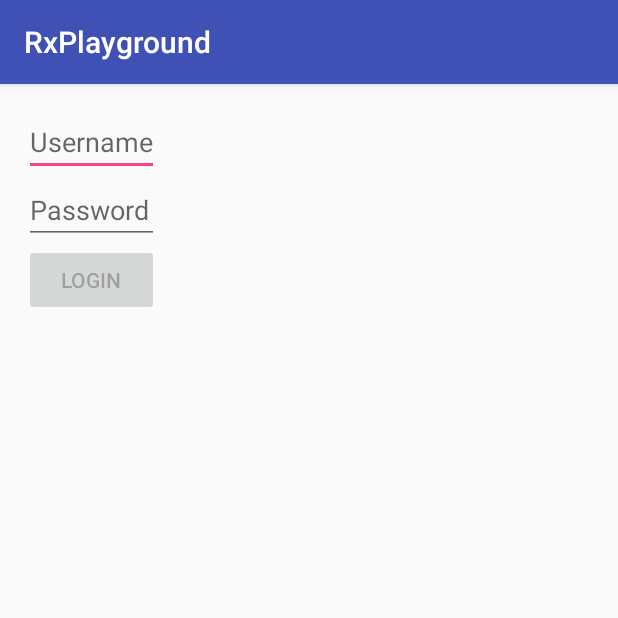
After one commit to vincekennedy/ActivityPresenter, an Android app: the LoginActivity screen opened directly, with no data from a screen before it, on a phone screen of 412 x 824 dp, the top half of it. The commit adds this screen. Run offline under Robolectric (Android 15) with nearby library versions, the phone set to English and light mode, and no system bars; our stand-ins replace ButterKnife; libraries missing offline, so code that uses them is left out: com.jakewharton.rxbinding; 1 statement that could not run was skipped.

Commit message:
Adding some MVP examples.

```diff
--- /dev/null
+++ b/app/src/main/java/com/mlb/rxplayground/traditional/LoginActivity.java
@@ -0,0 +1,69 @@
+package com.mlb.rxplayground.traditional;
+
+import android.os.Bundle;
+import android.support.v7.app.AppCompatActivity;
+import android.widget.Button;
+import android.widget.EditText;
+
+import com.jakewharton.rxbinding.widget.RxTextView;
+import com.jakewharton.rxbinding.widget.TextViewAfterTextChangeEvent;
+import com.mlb.rxplayground.MainActivity;
+import com.mlb.rxplayground.R;
+
+import butterknife.BindView;
+import butterknife.ButterKnife;
+import butterknife.OnClick;
+import rx.Observable;
+
+public class LoginActivity extends AppCompatActivity implements LoginView {
+
+    //Pretend this is dagger
+    LoginPresenter presenter = new LoginPresenter();
+
+    @BindView(R.id.edit_password)
+    EditText password;
+
+    @BindView(R.id.edit_username)
+    EditText username;
+
+    @BindView(R.id.btn_login)
+    Button login;
+
+    @Override
+    protected void onCreate(Bundle savedInstanceState) {
+        super.onCreate(savedInstanceState);
+        setContentView(R.layout.activity_login);
+        ButterKnife.bind(this);
+    }
+
+    @Override
+    protected void onStart() {
+        super.onStart();
+        presenter.startPresenting();
+    }
+
+    public Observable<String> password() {
+        return RxTextView.afterTextChangeEvents(password)
+                .map(TextViewAfterTextChangeEvent::toString);
+
+    }
+
+    public Observable<String> username() {
+        return RxTextView.afterTextChangeEvents(username)
+                .map(TextViewAfterTextChangeEvent::toString);
+    }
+
+    @OnClick(R.id.btn_login)
+    public void loginClick(){
+       presenter.onLoginClick();
+    }
+
+    @Override
+    public void loginSuccessful() {
+       startActivity(MainActivity.intent(this));
+    }
+
+    public void enableLogin(boolean enableLogin) {
+        this.login.setEnabled(enableLogin);
+    }
+}
--- /dev/null
+++ b/app/src/main/java/com/mlb/rxplayground/traditional/LoginPresenter.java
@@ -0,0 +1,48 @@
+package com.mlb.rxplayground.traditional;
+
+
+import android.support.annotation.NonNull;
+
+import rx.Observable;
+
+public class LoginPresenter {
+
+    LoginView loginView;
+
+    public void initializePresenter(LoginView loginView){
+        this.loginView = loginView;
+    }
+
+    public void startPresenting() {
+        connectLoginView();
+    }
+
+    void connectLoginView() {
+        getValidCredentialsStream()
+                .distinctUntilChanged()
+                .subscribe(validCredentials -> {
+                    loginView.enableLogin(validCredentials);
+                });
+    }
+
+    @NonNull
+    Observable<Boolean> getValidCredentialsStream() {
+        return Observable.combineLatest(
+                loginView.username().map(this::validUserName),
+                loginView.password().map(this::validPassword),
+                (validEmail, validPassword) -> validEmail && validPassword
+        );
+    }
+
+    boolean validPassword(String password) {
+        return password != null && password.length() > 4;
+    }
+
+    boolean validUserName(String userName) {
+        return userName != null && userName.length() > 5 && userName.contains("@");
+    }
+
+    public void onLoginClick() {
+        loginView.loginSuccessful();
+    }
+}
--- /dev/null
+++ b/app/src/main/java/com/mlb/rxplayground/traditional/LoginView.java
@@ -0,0 +1,17 @@
+package com.mlb.rxplayground.traditional;
+
+import rx.Observable;
+
+/**
+ * Created by vincekennedy on 2/24/17.
+ */
+
+public interface LoginView {
+    void enableLogin(boolean enableLogin);
+
+    Observable<String> username();
+
+    Observable<String> password();
+
+    void loginSuccessful();
+}
--- a/app/src/main/res/layout/activity_login.xml
+++ b/app/src/main/res/layout/activity_login.xml
@@ -8,10 +8,10 @@
     android:paddingLeft="@dimen/activity_horizontal_margin"
     android:paddingRight="@dimen/activity_horizontal_margin"
     android:paddingTop="@dimen/activity_vertical_margin"
-    tools:context="com.mlb.rxplayground.LoginPresenter">
+    tools:context="com.mlb.rxplayground.alt.AltLoginActivity">
 
-    <com.mlb.rxplayground.LoginView
-        android:id="@+id/view_logi"
+    <com.mlb.rxplayground.alt.LoginView
+        android:id="@+id/view_login"
         android:layout_width="wrap_content"
         android:layout_height="wrap_content"/>
 
--- /dev/null
+++ b/app/src/main/res/values-v21/styles.xml
@@ -0,0 +1,9 @@
+<resources>
+
+    <style name="AppTheme.NoActionBar">
+        <item name="windowActionBar">false</item>
+        <item name="windowNoTitle">true</item>
+        <item name="android:windowDrawsSystemBarBackgrounds">true</item>
+        <item name="android:statusBarColor">@android:color/transparent</item>
+    </style>
+</resources>
--- a/app/src/main/res/values/dimens.xml
+++ b/app/src/main/res/values/dimens.xml
@@ -2,4 +2,5 @@
     <!-- Default screen margins, per the Android Design guidelines. -->
     <dimen name="activity_horizontal_margin">16dp</dimen>
     <dimen name="activity_vertical_margin">16dp</dimen>
+    <dimen name="fab_margin">16dp</dimen>
 </resources>
--- a/app/src/main/res/values/strings.xml
+++ b/app/src/main/res/values/strings.xml
@@ -13,4 +13,5 @@
     <string name="permission_rationale">"Contacts permissions are needed for providing email
         completions."
     </string>
+    <string name="title_activity_main">MainActivity</string>
 </resources>
--- a/app/src/main/res/values/styles.xml
+++ b/app/src/main/res/values/styles.xml
@@ -8,4 +8,13 @@
         <item name="colorAccent">@color/colorAccent</item>
     </style>
 
+    <style name="AppTheme.NoActionBar">
+        <item name="windowActionBar">false</item>
+        <item name="windowNoTitle">true</item>
+    </style>
+
+    <style name="AppTheme.AppBarOverlay" parent="ThemeOverlay.AppCompat.Dark.ActionBar"/>
+
+    <style name="AppTheme.PopupOverlay" parent="ThemeOverlay.AppCompat.Light"/>
+
 </resources>
```
Also changed, not shown: app/build.gradle (+24 -0 lines), app/src/main/AndroidManifest.xml (+14 -7 lines), app/src/main/java/com/mlb/rxplayground/LoginPresenter.java (deleted, +0 -59 lines), app/src/main/java/com/mlb/rxplayground/MainActivity.java (added, +20 -0 lines), app/src/main/java/com/mlb/rxplayground/alt/AltLoginActivity.java (added, +63 -0 lines), app/src/main/java/com/mlb/rxplayground/alt/LoginView.java (renamed from app/src/main/java/com/mlb/rxplayground/LoginView.java, +9 -15 lines), app/src/main/res/layout/activity_main.xml (added, +17 -0 lines), build.gradle (+0 -16 lines), 2 other files.
